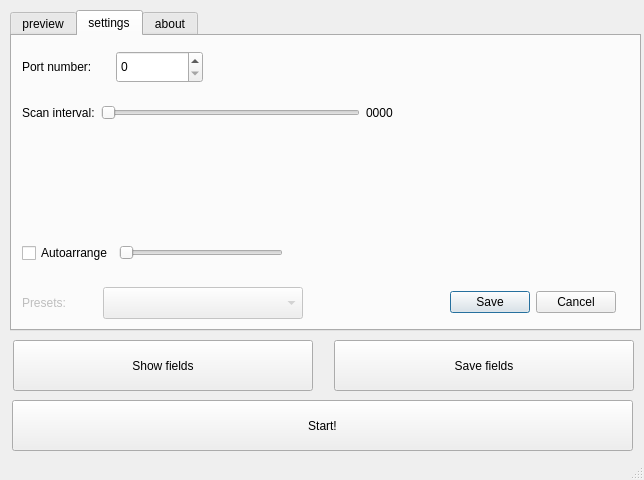
First picture: the form in src/mirlight.ui, repository grizz-pl/mirlight, before the edit.
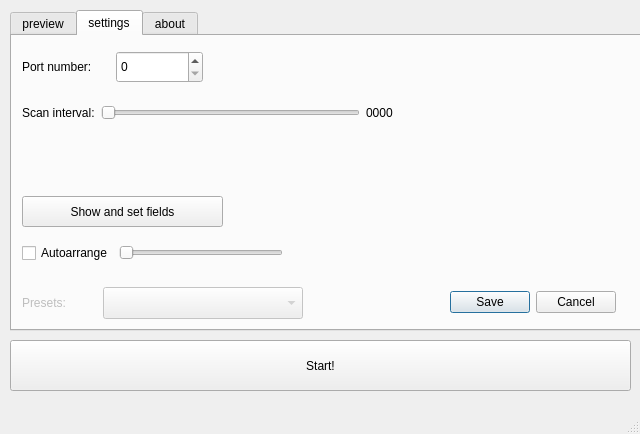
Second picture: the form after the edit. The open tabs and pages were chosen to show the change.

Commit message: GUI changes. Save filds NFY

What changed in the file:
```diff
--- a/src/mirlight.ui
+++ b/src/mirlight.ui
@@ -6,10 +6,28 @@
    <rect>
     <x>0</x>
     <y>0</y>
-    <width>644</width>
-    <height>480</height>
+    <width>640</width>
+    <height>434</height>
    </rect>
   </property>
+  <property name="sizePolicy">
+   <sizepolicy hsizetype="Fixed" vsizetype="Fixed">
+    <horstretch>0</horstretch>
+    <verstretch>0</verstretch>
+   </sizepolicy>
+  </property>
+  <property name="minimumSize">
+   <size>
+    <width>640</width>
+    <height>434</height>
+   </size>
+  </property>
+  <property name="maximumSize">
+   <size>
+    <width>640</width>
+    <height>434</height>
+   </size>
+  </property>
   <property name="windowTitle">
    <string>MainWindow</string>
   </property>
@@ -17,8 +35,8 @@
    <widget class="QPushButton" name="pushButton">
     <property name="geometry">
      <rect>
-      <x>12</x>
-      <y>400</y>
+      <x>10</x>
+      <y>340</y>
       <width>621</width>
       <height>51</height>
      </rect>
@@ -3773,6 +3791,34 @@
        </item>
       </layout>
      </widget>
+     <widget class="QPushButton" name="showFieldsPushButton">
+      <property name="geometry">
+       <rect>
+        <x>10</x>
+        <y>160</y>
+        <width>201</width>
+        <height>31</height>
+       </rect>
+      </property>
+      <property name="sizePolicy">
+       <sizepolicy hsizetype="Fixed" vsizetype="Fixed">
+        <horstretch>0</horstretch>
+        <verstretch>0</verstretch>
+       </sizepolicy>
+      </property>
+      <property name="statusTip">
+       <string>Show fields size and position</string>
+      </property>
+      <property name="locale">
+       <locale language="English" country="UnitedStates"/>
+      </property>
+      <property name="text">
+       <string>Show and set fields</string>
+      </property>
+      <property name="checkable">
+       <bool>true</bool>
+      </property>
+     </widget>
     </widget>
     <widget class="QWidget" name="tab_3">
      <attribute name="title">
@@ -3895,62 +3941,6 @@
      </widget>
     </widget>
    </widget>
-   <widget class="QPushButton" name="saveFieldsPushButton">
-    <property name="geometry">
-     <rect>
-      <x>334</x>
-      <y>340</y>
-      <width>300</width>
-      <height>51</height>
-     </rect>
-    </property>
-    <property name="sizePolicy">
-     <sizepolicy hsizetype="Fixed" vsizetype="Fixed">
-      <horstretch>0</horstretch>
-      <verstretch>0</verstretch>
-     </sizepolicy>
-    </property>
-    <property name="statusTip">
-     <string>Save current fields settings to file</string>
-    </property>
-    <property name="locale">
-     <locale language="English" country="UnitedStates"/>
-    </property>
-    <property name="text">
-     <string>Save fields</string>
-    </property>
-   </widget>
-   <widget class="QPushButton" name="showFieldsPushButton">
-    <property name="geometry">
-     <rect>
-      <x>13</x>
-      <y>340</y>
-      <width>300</width>
-      <height>51</height>
-     </rect>
-    </property>
-    <property name="sizePolicy">
-     <sizepolicy hsizetype="Fixed" vsizetype="Fixed">
-      <horstretch>0</horstretch>
-      <verstretch>0</verstretch>
-     </sizepolicy>
-    </property>
-    <property name="statusTip">
-     <string>Show fields size and position</string>
-    </property>
-    <property name="locale">
-     <locale language="English" country="UnitedStates"/>
-    </property>
-    <property name="text">
-     <string>Show fields</string>
-    </property>
-    <property name="checkable">
-     <bool>true</bool>
-    </property>
-    <property name="flat">
-     <bool>false</bool>
-    </property>
-   </widget>
   </widget>
   <widget class="QStatusBar" name="statusbar"/>
  </widget>
```
Left out of the diff: 2 changed lines with no effect on the pictures. The commit also changes 2 other files.
